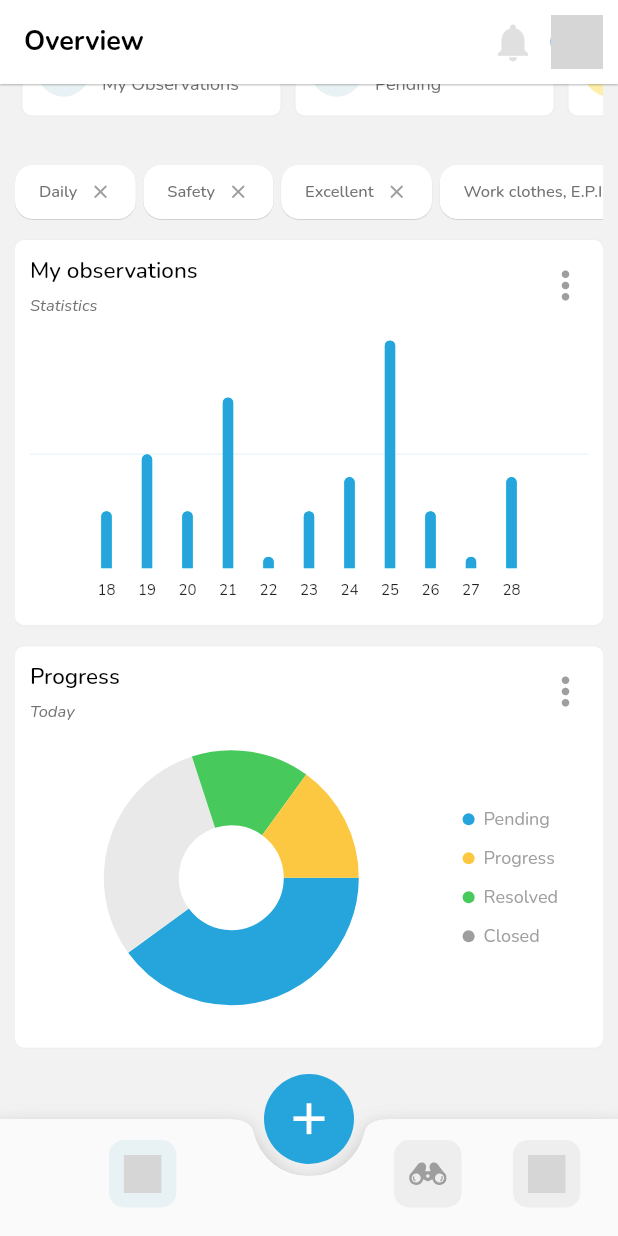
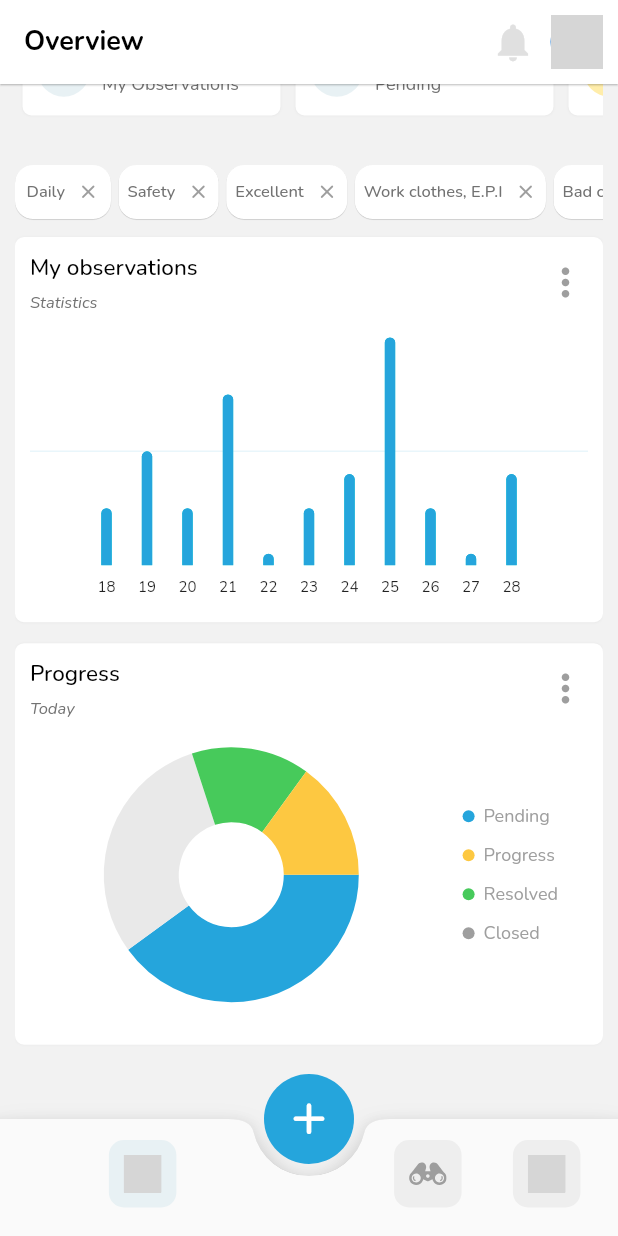
Before and after one commit to khouilid/Imense-test, a Flutter app: the screen it shows after launch, scrolled down 66 dp, on a phone screen of 412 x 824 dp. Run offline on Flutter 3.47's test engine with Material 2 defaults, Android fonts, the light colour scheme and no system bars; drawn by our look-alikes of fl_chart, sliding_up_panel; our stand-ins replace flutter_svg, google_fonts, hexcolor; grey boxes are pictures that could not be loaded.

Commit message:
add permission to access internet & fix some bgColors

```diff
--- a/lib/components/body.dart
+++ b/lib/components/body.dart
@@ -73,10 +73,12 @@ class _BodyState extends State<Body> {
           ),
           bottomNavigationBar: BottomAppBar(
             shape: const CircularNotchedRectangle(),
+            // elevation: 0,
             notchMargin: 0.02,
             clipBehavior: Clip.antiAlias,
             color: Colors.white.withOpacity(0),
             child: BottomNavigationBar(
+              backgroundColor: Colors.white.withOpacity(0),
               showSelectedLabels: false,
               showUnselectedLabels: false,
               onTap: _selectPage,
@@ -94,6 +96,7 @@ class _BodyState extends State<Body> {
                 const BottomNavigationBarItem(
                   icon: Icon(null),
                   label: '',
+
                 ),
                 const BottomNavigationBarItem(icon: Icon(null), label: ''),
                 BottomNavigationBarItem(
@@ -116,7 +119,6 @@ class _BodyState extends State<Body> {
               child: Container(
                 decoration: BoxDecoration(
                     color: AppColors.primaryColor,
-
                     borderRadius: BorderRadius.circular(50)),
                 width: 60.0,
                 height: 60.0,
@@ -124,7 +126,7 @@ class _BodyState extends State<Body> {
                   shape: const CircleBorder(),
                   elevation: 0.0,
                   child: const Icon(
-                    Icons.add,
+                    Icons.add_rounded,
                     size: 35,
                     color: Colors.white,
                   ),
--- a/lib/components/paginationList.dart
+++ b/lib/components/paginationList.dart
@@ -9,7 +9,6 @@ class PaginationList extends StatefulWidget {
 }
 
 class _PaginationListState extends State<PaginationList> {
-
   final List<String> _menuItems = [
     '10',
     '9',
@@ -61,6 +60,7 @@ class _PaginationListState extends State<PaginationList> {
               itemBuilder: (context, index) {
                 return Container(
                   width: 50,
+
                   margin: const EdgeInsets.only(right: 3),
                   child: ElevatedButton(
                     style: ElevatedButton.styleFrom(
--- a/lib/components/subComponents/textFilter.dart
+++ b/lib/components/subComponents/textFilter.dart
@@ -26,6 +26,7 @@ class _TxtFilterState extends State<TxtFilter> {
       padding: const EdgeInsets.only(right: 5),
       child: ElevatedButton(
         style: ElevatedButton.styleFrom(
+            padding:EdgeInsets.all(6),
           shape: RoundedRectangleBorder(
             borderRadius: BorderRadius.circular(12),
           ),
--- a/lib/screens/ManualAlertScreen.dart
+++ b/lib/screens/ManualAlertScreen.dart
@@ -17,6 +17,7 @@ class ManualAlertScreen extends StatelessWidget {
   @override
   Widget build(BuildContext context) {
     return Scaffold(
+      backgroundColor: Colors.white,
       appBar: AppBar(
         backgroundColor: AppColors.greyblur,
         elevation: 0,
--- a/lib/screens/overViewsScreen.dart
+++ b/lib/screens/overViewsScreen.dart
@@ -31,7 +31,7 @@ class _OverViewsScreenState extends State<OverViewsScreen> {
         ),
         const GroupedTxtFilters(),
         const SizedBox(
-          height: 8,
+          height: 6,
         ),
         ChartCard(
             title: 'My observations',
```
Also changed, not shown: 1 other file.
